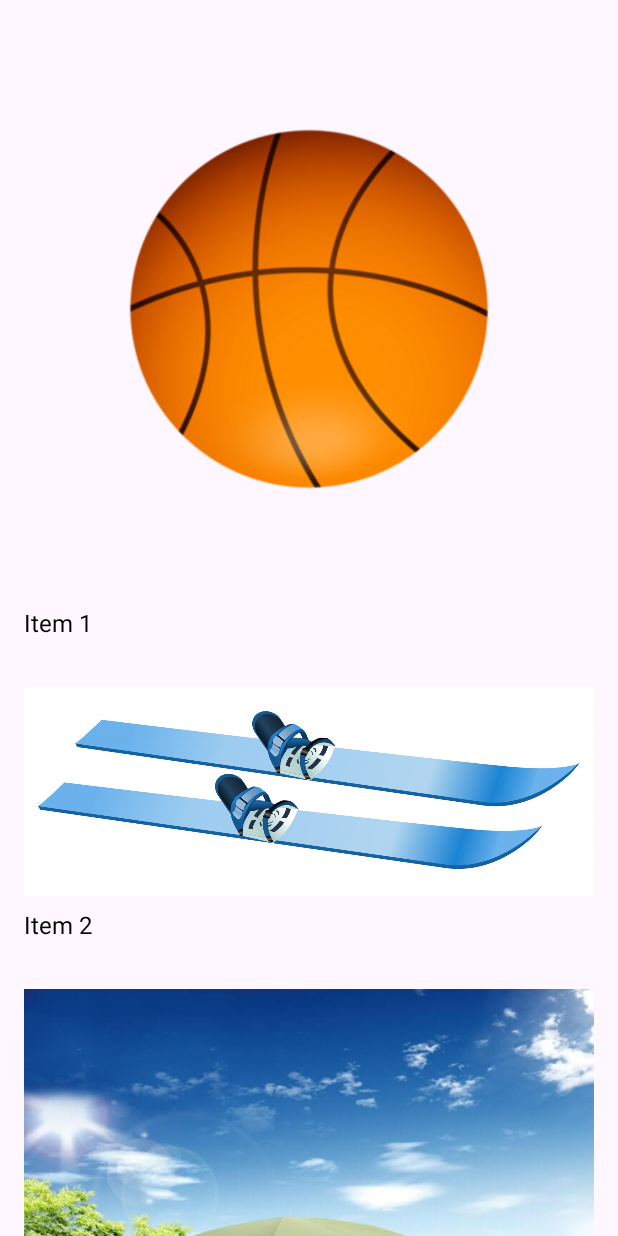
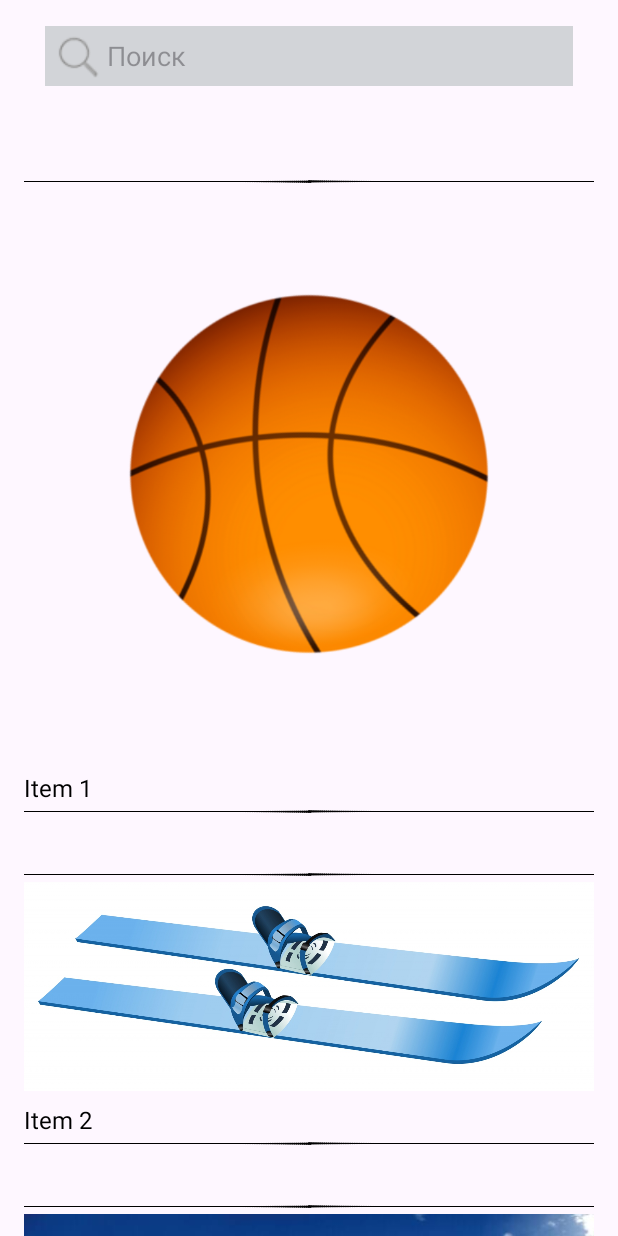
Before and after one commit to MegaDen58/DIPLOM-mobilka, an Android app: the MainActivity screen opened directly, with no data from a screen before it, on a phone screen of 412 x 824 dp. Run offline under Robolectric (Android 15) with nearby library versions, the phone set to English and light mode, and no system bars.

Commit message:
добавил разделение между карточками и поле для поиска

```diff
--- a/app/src/main/res/layout/activity_main.xml
+++ b/app/src/main/res/layout/activity_main.xml
@@ -6,11 +6,27 @@
     android:layout_height="match_parent"
     tools:context=".MainActivity">
 
+    <EditText
+        android:id="@+id/search"
+        android:layout_width="match_parent"
+        android:layout_height="40dp"
+        android:layout_marginLeft="30dp"
+        android:layout_marginTop="17dp"
+        android:layout_marginRight="30dp"
+        android:background="#d2d4d8"
+        android:drawableLeft="@drawable/magnifier"
+        android:hint="Поиск"
+        android:paddingStart="1dp"
+        app:layout_constraintStart_toStartOf="parent"
+        app:layout_constraintTop_toTopOf="parent" />
+
     <androidx.recyclerview.widget.RecyclerView
         android:id="@+id/recyclerView"
         android:layout_width="match_parent"
         android:layout_height="match_parent"
+        android:layout_marginTop="100dp"
         app:layoutManager="androidx.recyclerview.widget.LinearLayoutManager"
         tools:listitem="@layout/item_layout"
         />
+
 </androidx.constraintlayout.widget.ConstraintLayout>
--- /dev/null
+++ b/app/src/main/res/layout/divider_layout.xml
@@ -0,0 +1,14 @@
+<?xml version="1.0" encoding="utf-8"?>
+<LinearLayout xmlns:android="http://schemas.android.com/apk/res/android"
+    android:layout_width="match_parent"
+    android:layout_height="wrap_content"
+    android:orientation="horizontal">
+
+    <ImageView
+        android:id="@+id/dividerImage"
+        android:layout_width="match_parent"
+        android:layout_height="10dp"
+        android:src="@drawable/line"
+        android:scaleType="fitXY"/>
+
+</LinearLayout>
--- a/app/src/main/res/layout/item_layout.xml
+++ b/app/src/main/res/layout/item_layout.xml
@@ -4,6 +4,9 @@
     android:layout_height="wrap_content"
     android:orientation="vertical"
     android:padding="16dp">
+
+    <include layout="@layout/divider_layout" />
+
 
     <ImageView
         android:id="@+id/imageView"
@@ -22,4 +25,7 @@
         android:textSize="16sp"
         android:textColor="@android:color/black" />
 
+    <include layout="@layout/divider_layout" />
+
+
 </LinearLayout>
```
Also changed, not shown: app/src/main/res/drawable/line.png (added), app/src/main/res/drawable/magnifier.png (added).
